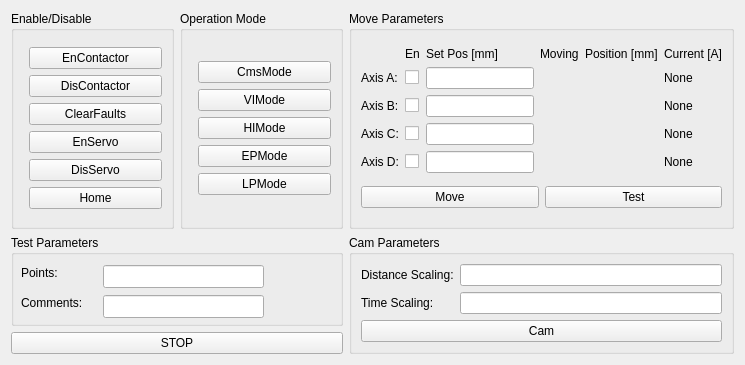
lnls-ima/undulador-control-gui, file undulator/gui/ui/controlwidget.ui: the form before one commit.
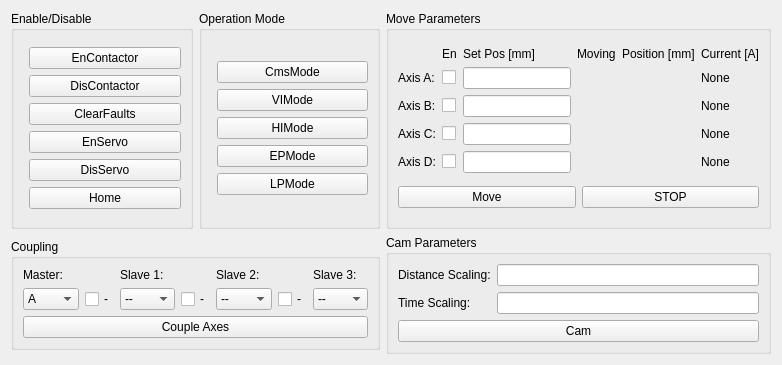
The form after the commit. Custom widgets are drawn as their Qt base class.

Commit message: Adding coupling control

Patch:
```diff
--- a/undulator/gui/ui/controlwidget.ui
+++ b/undulator/gui/ui/controlwidget.ui
@@ -6,7 +6,7 @@
    <rect>
     <x>0</x>
     <y>0</y>
-    <width>745</width>
+    <width>782</width>
     <height>365</height>
    </rect>
   </property>
@@ -19,7 +19,7 @@
   <property name="inputMethodHints">
    <set>Qt::ImhFormattedNumbersOnly</set>
   </property>
-  <layout class="QGridLayout" name="gridLayout_9">
+  <layout class="QGridLayout" name="gridLayout_11">
    <item row="0" column="0">
     <widget class="QGroupBox" name="groupBox_3">
      <property name="sizePolicy">
@@ -453,6 +453,123 @@
      </layout>
     </widget>
    </item>
+   <item row="1" column="2">
+    <widget class="QGroupBox" name="groupBox_4">
+     <property name="sizePolicy">
+      <sizepolicy hsizetype="Expanding" vsizetype="Maximum">
+       <horstretch>0</horstretch>
+       <verstretch>0</verstretch>
+      </sizepolicy>
+     </property>
+     <property name="title">
+      <string>Cam Parameters</string>
+     </property>
+     <layout class="QGridLayout" name="gridLayout_5">
+      <item row="0" column="0">
+       <layout class="QGridLayout" name="gridLayout_7">
+        <item row="0" column="0">
+         <widget class="QLabel" name="label_9">
+          <property name="sizePolicy">
+           <sizepolicy hsizetype="Fixed" vsizetype="Preferred">
+            <horstretch>0</horstretch>
+            <verstretch>0</verstretch>
+           </sizepolicy>
+          </property>
+          <property name="text">
+           <string>Distance Scaling:</string>
+          </property>
+         </widget>
+        </item>
+        <item row="0" column="1">
+         <widget class="PyDMLineEdit" name="le_CamDScaling">
+          <property name="sizePolicy">
+           <sizepolicy hsizetype="Minimum" vsizetype="Fixed">
+            <horstretch>0</horstretch>
+            <verstretch>0</verstretch>
+           </sizepolicy>
+          </property>
+          <property name="toolTip">
+           <string/>
+          </property>
+          <property name="precision" stdset="0">
+           <number>0</number>
+          </property>
+          <property name="precisionFromPV" stdset="0">
+           <bool>true</bool>
+          </property>
+          <property name="channel" stdset="0">
+           <string>ca://und:CamDScaling</string>
+          </property>
+          <property name="displayFormat" stdset="0">
+           <enum>PyDMLineEdit::Default</enum>
+          </property>
+         </widget>
+        </item>
+        <item row="1" column="0">
+         <widget class="QLabel" name="label_10">
+          <property name="sizePolicy">
+           <sizepolicy hsizetype="Fixed" vsizetype="Preferred">
+            <horstretch>0</horstretch>
+            <verstretch>0</verstretch>
+           </sizepolicy>
+          </property>
+          <property name="text">
+           <string>Time Scaling:</string>
+          </property>
+         </widget>
+        </item>
+        <item row="1" column="1">
+         <widget class="PyDMLineEdit" name="le_CamTScaling">
+          <property name="sizePolicy">
+           <sizepolicy hsizetype="Minimum" vsizetype="Fixed">
+            <horstretch>0</horstretch>
+            <verstretch>0</verstretch>
+           </sizepolicy>
+          </property>
+          <property name="toolTip">
+           <string/>
+          </property>
+          <property name="precision" stdset="0">
+           <number>0</number>
+          </property>
+          <property name="precisionFromPV" stdset="0">
+           <bool>true</bool>
+          </property>
+          <property name="channel" stdset="0">
+           <string>ca://und:CamTScaling</string>
+          </property>
+          <property name="displayFormat" stdset="0">
+           <enum>PyDMLineEdit::Default</enum>
+          </property>
+         </widget>
+        </item>
+       </layout>
+      </item>
+      <item row="1" column="0">
+       <widget class="PyDMPushButton" name="pbt_Cam">
+        <property name="toolTip">
+         <string/>
+        </property>
+        <property name="text">
+         <string>Cam</string>
+        </property>
+        <property name="checkable">
+         <bool>false</bool>
+        </property>
+        <property name="rules" stdset="0">
+         <string>[{&quot;name&quot;: &quot;Enable&quot;, &quot;property&quot;: &quot;Enable&quot;, &quot;expression&quot;: &quot;ch[0]&quot;, &quot;channels&quot;: [{&quot;channel&quot;: &quot;ca://und:AxisA:DriveEnableStatus&quot;, &quot;trigger&quot;: true}]}]</string>
+        </property>
+        <property name="channel" stdset="0">
+         <string>ca://und:EnCam</string>
+        </property>
+        <property name="pressValue" stdset="0">
+         <string>1</string>
+        </property>
+       </widget>
+      </item>
+     </layout>
+    </widget>
+   </item>
    <item row="0" column="2">
     <widget class="QGroupBox" name="groupBox_2">
      <property name="sizePolicy">
@@ -1018,14 +1135,14 @@
        </widget>
       </item>
       <item row="1" column="1">
-       <widget class="PyDMPushButton" name="pbt_test">
+       <widget class="PyDMPushButton" name="pbt_Stop">
         <property name="toolTip">
          <string/>
         </property>
         <property name="text">
-         <string>Test</string>
+         <string>STOP</string>
         </property>
-        <property name="checked">
+        <property name="checkable">
          <bool>false</bool>
         </property>
         <property name="rules" stdset="0">
@@ -1044,159 +1161,229 @@
    </item>
    <item row="1" column="0" colspan="2">
     <widget class="QGroupBox" name="groupBox_5">
-     <property name="title">
-      <string>Test Parameters</string>
-     </property>
-     <widget class="QLabel" name="label_5">
-      <property name="geometry">
-       <rect>
-        <x>10</x>
-        <y>30</y>
-        <width>51</width>
-        <height>16</height>
-       </rect>
-      </property>
-      <property name="text">
-       <string>Points:</string>
-      </property>
-     </widget>
-     <widget class="QLabel" name="label_6">
-      <property name="geometry">
-       <rect>
-        <x>10</x>
-        <y>60</y>
-        <width>71</width>
-        <height>16</height>
-       </rect>
-      </property>
-      <property name="text">
-       <string>Comments:</string>
-      </property>
-     </widget>
-     <widget class="QLineEdit" name="le_points">
-      <property name="geometry">
-       <rect>
-        <x>92</x>
-        <y>30</y>
-        <width>161</width>
-        <height>23</height>
-       </rect>
-      </property>
-     </widget>
-     <widget class="QLineEdit" name="le_comments">
-      <property name="geometry">
-       <rect>
-        <x>92</x>
-        <y>60</y>
-        <width>161</width>
-        <height>23</height>
-       </rect>
-      </property>
-     </widget>
-    </widget>
-   </item>
-   <item row="1" column="2" rowspan="2">
-    <widget class="QGroupBox" name="groupBox_4">
      <property name="sizePolicy">
-      <sizepolicy hsizetype="Expanding" vsizetype="Expanding">
+      <sizepolicy hsizetype="Preferred" vsizetype="Maximum">
        <horstretch>0</horstretch>
        <verstretch>0</verstretch>
       </sizepolicy>
      </property>
      <property name="title">
-      <string>Cam Parameters</string>
+      <string>Coupling</string>
      </property>
-     <layout class="QGridLayout" name="gridLayout_5">
+     <layout class="QGridLayout" name="gridLayout_10">
       <item row="0" column="0">
-       <layout class="QGridLayout" name="gridLayout_7">
-        <item row="0" column="0">
-         <widget class="QLabel" name="label_9">
-          <property name="sizePolicy">
-           <sizepolicy hsizetype="Fixed" vsizetype="Preferred">
-            <horstretch>0</horstretch>
-            <verstretch>0</verstretch>
-           </sizepolicy>
-          </property>
-          <property name="text">
-           <string>Distance Scaling:</string>
-          </property>
+       <layout class="QGridLayout" name="gridLayout_9">
+        <item row="1" column="4">
+         <widget class="QComboBox" name="cmb_slave_2">
+          <item>
+           <property name="text">
+            <string>--</string>
+           </property>
+          </item>
+          <item>
+           <property name="text">
+            <string>A</string>
+           </property>
+          </item>
+          <item>
+           <property name="text">
+            <string>B</string>
+           </property>
+          </item>
+          <item>
+           <property name="text">
+            <string>C</string>
+           </property>
+          </item>
+          <item>
+           <property name="text">
+            <string>D</string>
+           </property>
+          </item>
          </widget>
         </item>
-        <item row="0" column="1">
-         <widget class="PyDMLineEdit" name="le_CamDScaling">
+        <item row="0" column="4">
+         <widget class="QLabel" name="label_7">
           <property name="sizePolicy">
-           <sizepolicy hsizetype="Minimum" vsizetype="Fixed">
+           <sizepolicy hsizetype="Preferred" vsizetype="Maximum">
             <horstretch>0</horstretch>
             <verstretch>0</verstretch>
            </sizepolicy>
           </property>
-          <property name="toolTip">
-           <string/>
+          <property name="text">
+           <string>Slave 2:</string>
           </property>
-          <property name="precision" stdset="0">
-           <number>0</number>
-          </property>
-          <property name="precisionFromPV" stdset="0">
-           <bool>true</bool>
-          </property>
-          <property name="channel" stdset="0">
-           <string>ca://und:CamDScaling</string>
-          </property>
-          <property name="displayFormat" stdset="0">
-           <enum>PyDMLineEdit::Default</enum>
-          </property>
          </widget>
         </item>
-        <item row="1" column="0">
-         <widget class="QLabel" name="label_10">
+        <item row="0" column="6">
+         <widget class="QLabel" name="label_8">
           <property name="sizePolicy">
-           <sizepolicy hsizetype="Fixed" vsizetype="Preferred">
+           <sizepolicy hsizetype="Preferred" vsizetype="Maximum">
             <horstretch>0</horstretch>
             <verstretch>0</verstretch>
            </sizepolicy>
           </property>
           <property name="text">
-           <string>Time Scaling:</string>
+           <string>Slave 3:</string>
           </property>
          </widget>
         </item>
         <item row="1" column="1">
-         <widget class="PyDMLineEdit" name="le_CamTScaling">
+         <widget class="QCheckBox" name="chb_invert_slv1">
           <property name="sizePolicy">
-           <sizepolicy hsizetype="Minimum" vsizetype="Fixed">
+           <sizepolicy hsizetype="Maximum" vsizetype="Fixed">
             <horstretch>0</horstretch>
             <verstretch>0</verstretch>
            </sizepolicy>
           </property>
-          <property name="toolTip">
-           <string/>
+          <property name="text">
+           <string>-</string>
           </property>
-          <property name="precision" stdset="0">
-           <number>0</number>
+         </widget>
+        </item>
+        <item row="1" column="3">
+         <widget class="QCheckBox" name="chb_invert_slv2">
+          <property name="sizePolicy">
+           <sizepolicy hsizetype="Maximum" vsizetype="Fixed">
+            <horstretch>0</horstretch>
+            <verstretch>0</verstretch>
+           </sizepolicy>
           </property>
-          <property name="precisionFromPV" stdset="0">
-           <bool>true</bool>
+          <property name="text">
+           <string>-</string>
           </property>
-          <property name="channel" stdset="0">
-           <string>ca://und:CamTScaling</string>
+         </widget>
+        </item>
+        <item row="1" column="0">
+         <widget class="QComboBox" name="cmb_master">
+          <item>
+           <property name="text">
+            <string>A</string>
+           </property>
+          </item>
+          <item>
+           <property name="text">
+            <string>B</string>
+           </property>
+          </item>
+          <item>
+           <property name="text">
+            <string>C</string>
+           </property>
+          </item>
+          <item>
+           <property name="text">
+            <string>D</string>
+           </property>
+          </item>
+         </widget>
+        </item>
+        <item row="1" column="2">
+         <widget class="QComboBox" name="cmb_slave_1">
+          <item>
+           <property name="text">
+            <string>--</string>
+           </property>
+          </item>
+          <item>
+           <property name="text">
+            <string>A</string>
+           </property>
+          </item>
+          <item>
+           <property name="text">
+            <string>B</string>
+           </property>
+          </item>
+          <item>
+           <property name="text">
+            <string>C</string>
+           </property>
+          </item>
+          <item>
+           <property name="text">
+            <string>D</string>
+           </property>
+          </item>
+         </widget>
+        </item>
+        <item row="0" column="2">
+         <widget class="QLabel" name="label_6">
+          <property name="sizePolicy">
+           <sizepolicy hsizetype="Preferred" vsizetype="Maximum">
+            <horstretch>0</horstretch>
+            <verstretch>0</verstretch>
+           </sizepolicy>
           </property>
-          <property name="displayFormat" stdset="0">
-           <enum>PyDMLineEdit::Default</enum>
+          <property name="text">
+           <string>Slave 1:</string>
+          </property>
+         </widget>
+        </item>
+        <item row="0" column="0">
+         <widget class="QLabel" name="label_5">
+          <property name="sizePolicy">
+           <sizepolicy hsizetype="Preferred" vsizetype="Maximum">
+            <horstretch>0</horstretch>
+            <verstretch>0</verstretch>
+           </sizepolicy>
+          </property>
+          <property name="text">
+           <string>Master:</string>
+          </property>
+         </widget>
+        </item>
+        <item row="1" column="6">
+         <widget class="QComboBox" name="cmb_slave_3">
+          <item>
+           <property name="text">
+            <string>--</string>
+           </property>
+          </item>
+          <item>
+           <property name="text">
+            <string>A</string>
+           </property>
+          </item>
+          <item>
+           <property name="text">
+            <string>B</string>
+           </property>
+          </item>
+          <item>
+           <property name="text">
+            <string>C</string>
+           </property>
+          </item>
+          <item>
+           <property name="text">
+            <string>D</string>
+           </property>
+          </item>
+         </widget>
+        </item>
+        <item row="1" column="5">
+         <widget class="QCheckBox" name="chb_invert_slv3">
+          <property name="sizePolicy">
+           <sizepolicy hsizetype="Maximum" vsizetype="Fixed">
+            <horstretch>0</horstretch>
+            <verstretch>0</verstretch>
+           </sizepolicy>
+          </property>
+          <property name="text">
+           <string>-</string>
           </property>
          </widget>
         </item>
        </layout>
       </item>
       <item row="1" column="0">
-       <widget class="PyDMPushButton" name="pbt_Cam">
+       <widget class="PyDMPushButton" name="pbt_couple">
         <property name="toolTip">
          <string/>
         </property>
         <property name="text">
-         <string>Cam</string>
-        </property>
-        <property name="checkable">
-         <bool>false</bool>
+         <string>Couple Axes</string>
         </property>
         <property name="rules" stdset="0">
          <string>[{&quot;name&quot;: &quot;Enable&quot;, &quot;property&quot;: &quot;Enable&quot;, &quot;expression&quot;: &quot;ch[0]&quot;, &quot;channels&quot;: [{&quot;channel&quot;: &quot;ca://und:AxisA:DriveEnableStatus&quot;, &quot;trigger&quot;: true}]}]</string>
@@ -1212,28 +1399,6 @@
      </layout>
     </widget>
    </item>
-   <item row="2" column="0" colspan="2">
-    <widget class="PyDMPushButton" name="pbt_Stop">
-     <property name="toolTip">
-      <string/>
-     </property>
-     <property name="text">
-      <string>STOP</string>
-     </property>
-     <property name="checkable">
-      <bool>false</bool>
-     </property>
-     <property name="rules" stdset="0">
-      <string>[{&quot;name&quot;: &quot;Enable&quot;, &quot;property&quot;: &quot;Enable&quot;, &quot;expression&quot;: &quot;ch[0]&quot;, &quot;channels&quot;: [{&quot;channel&quot;: &quot;ca://und:AxisA:DriveEnableStatus&quot;, &quot;trigger&quot;: true}]}]</string>
-     </property>
-     <property name="channel" stdset="0">
-      <string>ca://und:Stop</string>
-     </property>
-     <property name="pressValue" stdset="0">
-      <string>1</string>
-     </property>
-    </widget>
-   </item>
   </layout>
  </widget>
  <customwidgets>
```
Left out of the diff: 7 changed lines with no effect on the pictures. The commit also changes 2 other files.
